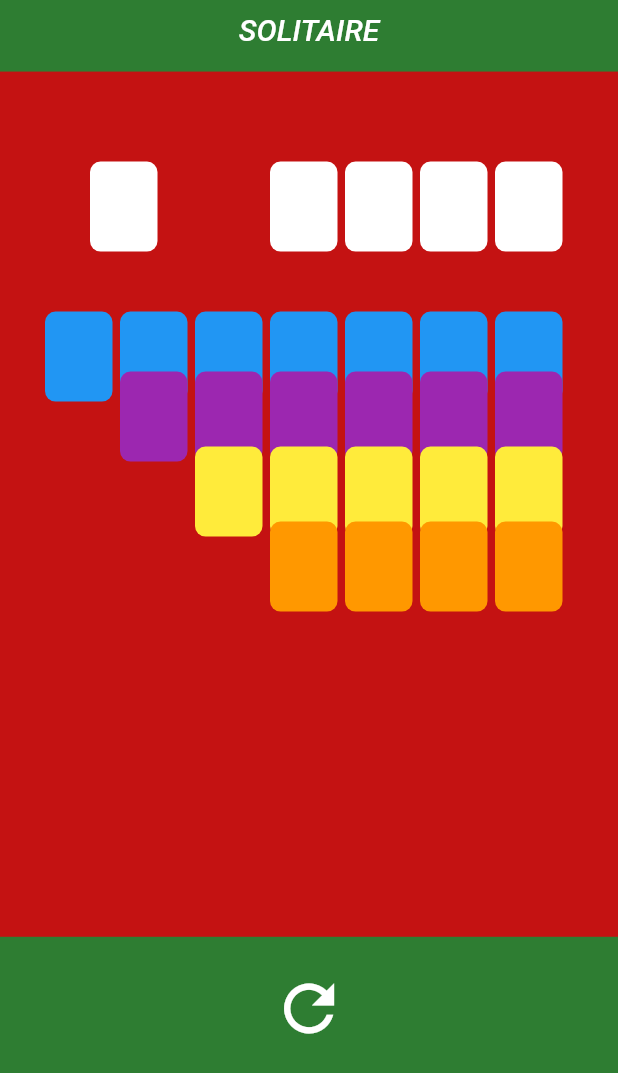
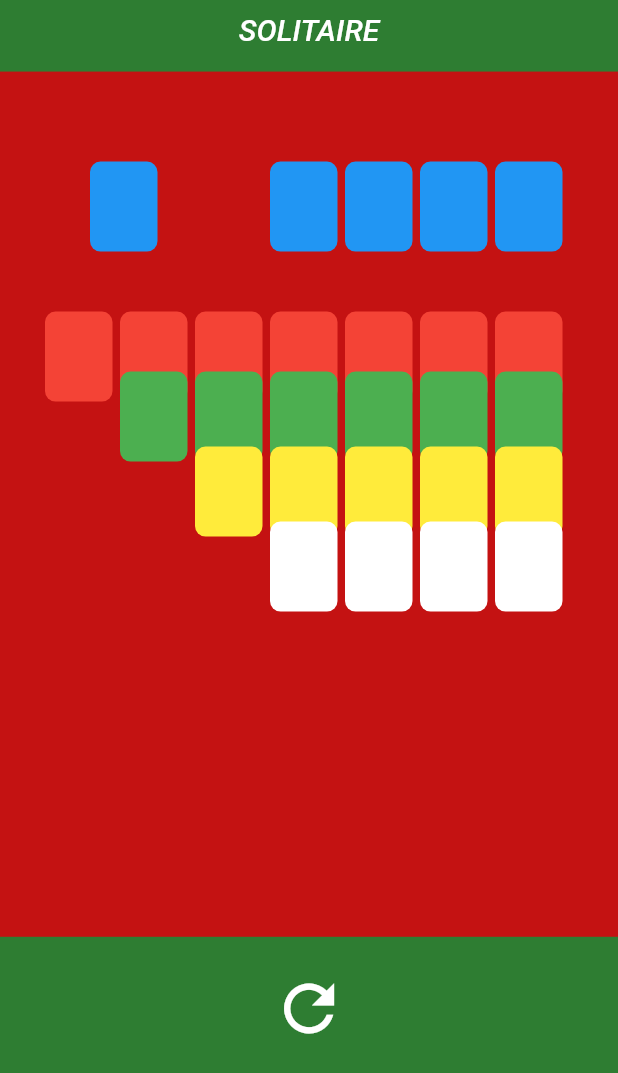
Before and after one commit to Zkryauntmz/Solitaire, a Flutter app: the screen it shows after launch, after a tap on the "refresh" icon, on a phone screen of 412 x 824 dp. Shown: the top 1073 px of the screen. Run offline on Flutter 3.47's test engine with Material 2 defaults, Android fonts, the phone set to English and light mode, and no system bars.

Commit message:
Change Color

```diff
--- a/lib/main.dart
+++ b/lib/main.dart
@@ -1,4 +1,6 @@
 // ignore_for_file: prefer_const_constructors
+
+import 'dart:math';
 
 import 'package:flutter/material.dart';
 
@@ -25,8 +27,23 @@ class MyHomePage extends StatefulWidget {
 }
 
 class _MyHomePageState extends State<MyHomePage> {
+  Color color1 = Colors.white;
+  Color color2 = Colors.blue;
+  Color color3 = Colors.red;
+  Color color4 = Colors.green;
+  Color color5 = Colors.yellow;
+
   @override
   Widget build(BuildContext context) {
+    /*  Color _randomColor =
+        Colors.primaries[Random().nextInt(Colors.primaries.length)];*/
+    final _random = Random();
+
+/* ....... */
+// Using Color.fromARGB
+    /*  final _randomColor = Color.fromARGB(_random.nextInt(256),
+        _random.nextInt(256), _random.nextInt(256), _random.nextInt(256));
+*/
     return Scaffold(
       backgroundColor: Colors.green[800],
       body: SafeArea(
@@ -54,19 +71,19 @@ class _MyHomePageState extends State<MyHomePage> {
             width: MediaQuery.of(context).size.width,
             child: Stack(
               children: [
-                solitaireCard(60, 60, Colors.white),
-                solitaireCard(60, 180, Colors.white),
-                solitaireCard(60, 230, Colors.white),
-                solitaireCard(60, 280, Colors.white),
-                solitaireCard(60, 330, Colors.white),
+                solitaireCard(60, 60, color1),
+                solitaireCard(60, 180, color1),
+                solitaireCard(60, 230, color1),
+                solitaireCard(60, 280, color1),
+                solitaireCard(60, 330, color1),
                 for (double left = 30; left < 375; left = left + 50)
-                  solitaireCard(160, left, Colors.blue),
+                  solitaireCard(160, left, color2),
                 for (double left = 80; left < 375; left = left + 50)
-                  solitaireCard(200, left, Colors.purple),
+                  solitaireCard(200, left, color3),
                 for (double left = 130; left < 375; left = left + 50)
-                  solitaireCard(250, left, Colors.yellow),
+                  solitaireCard(250, left, color4),
                 for (double left = 180; left < 375; left = left + 50)
-                  solitaireCard(300, left, Colors.orange),
+                  solitaireCard(300, left, color5),
               ],
             ),
           ),
@@ -74,7 +91,16 @@ class _MyHomePageState extends State<MyHomePage> {
             height: 15,
           ),
           TextButton(
-              onPressed: () => print('RENKLER DEĞİŞİYOR'),
+              onPressed: () {
+                setState(() {
+                  Color colorx = color1;
+                  color1 = color2;
+                  color2 = color3;
+                  color3 = color4;
+                  color4 = color5;
+                  color5 = colorx;
+                });
+              },
               child: Icon(
                 Icons.refresh,
                 color: Colors.white,
--- a/pubspec.yaml
+++ b/pubspec.yaml
@@ -31,6 +31,7 @@ dependencies:
     sdk: flutter
 
 
+
   # The following adds the Cupertino Icons font to your application.
   # Use with the CupertinoIcons class for iOS style icons.
   cupertino_icons: ^1.0.2
@@ -38,6 +39,7 @@ dependencies:
 dev_dependencies:
   flutter_test:
     sdk: flutter
+  flutter_randomcolor: ^1.0.14
 
   # The "flutter_lints" package below contains a set of recommended lints to
   # encourage good coding practices. The lint set provided by the package is
```
Also changed, not shown: pubspec.lock.
